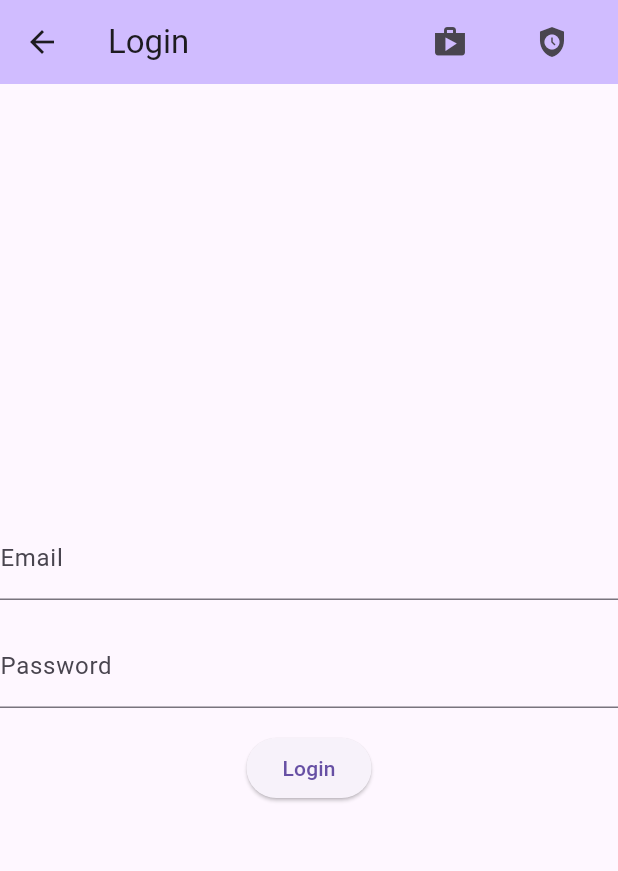
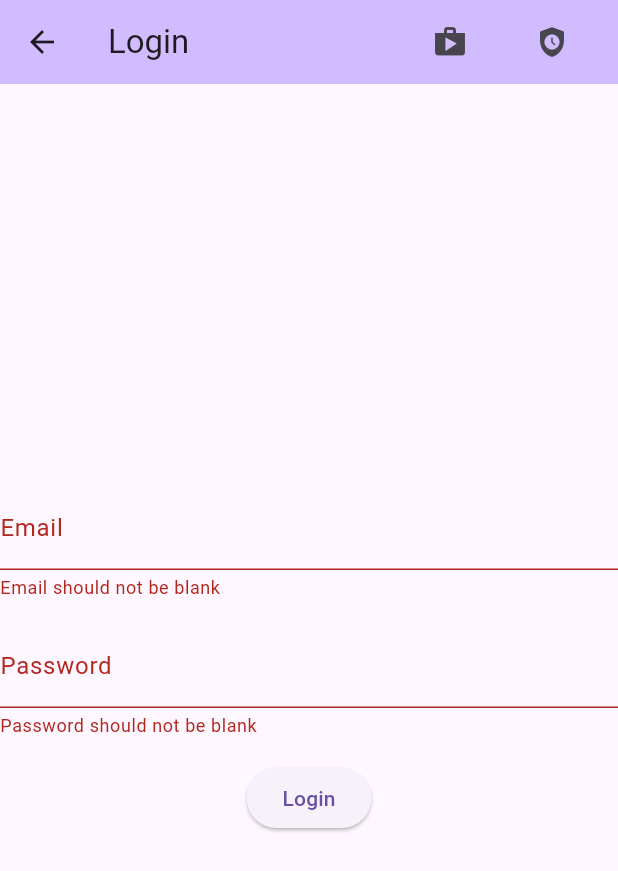
Before and after one commit to vidocg/flutter_app, a Flutter app: the LoginScreen screen opened by its route, after a tap on "Login", on a phone screen of 412 x 824 dp. Shown: the top 871 px of the screen. Run offline on Flutter 3.47's test engine with Material 3 defaults, Android fonts, the phone set to English and light mode, and no system bars; our stand-ins replace dio, equatable, flutter_bloc, flutter_secure_storage, go_router; accounts and stored records are empty.

```diff
--- /dev/null
+++ b/lib/http/auth/auth_api_client.dart
@@ -0,0 +1,36 @@
+import 'dart:convert';
+
+import 'package:dio/dio.dart';
+import 'package:flutter/foundation.dart';
+import 'package:flutter_app/http/auth/auth_api_model.dart';
+import 'package:flutter_app/http/dio_provider.dart';
+import 'package:flutter_app/storage/secure_storage.dart';
+
+class AuthApiClient {
+  static final AuthApiClient _singleton = AuthApiClient._internal();
+  SecureStorage secureStorage = SecureStorage();
+
+  factory AuthApiClient() {
+    return _singleton;
+  }
+
+  AuthApiClient._internal();
+
+  final Dio _dio = DioProvider.getDio();
+
+  Future<AuthApiResponse> login(AuthApiRequest request) async {
+    final response = await _dio.post('/token', data: request.toJson());
+
+    if (response.statusCode != 200) {
+      // [2]
+      throw Exception('Failed to create post ${response.data.toString()}');
+    }
+
+    debugPrint("response: ${response.data.toString()}");
+    var jsonDecodeResponse = jsonDecode(response.data);
+    final parsedResponse = AuthApiResponse.fromJson(jsonDecodeResponse);
+    secureStorage.putJwt(parsedResponse.jwt);
+
+    return parsedResponse;
+  }
+}
--- /dev/null
+++ b/lib/http/auth/auth_api_model.dart
@@ -0,0 +1,31 @@
+import 'package:json_annotation/json_annotation.dart';
+
+part 'auth_api_model.g.dart';
+
+@JsonSerializable()
+class AuthApiRequest {
+  AuthApiRequest(this.password, this.email);
+  @JsonKey(name: 'Password')
+  String password;
+  @JsonKey(name: 'Email')
+  String email;
+
+  factory AuthApiRequest.fromJson(Map<String, dynamic> json) =>
+      _$AuthApiRequestFromJson(json);
+
+  Map<String, dynamic> toJson() => _$AuthApiRequestToJson(this);
+}
+
+@JsonSerializable()
+class AuthApiResponse {
+  AuthApiResponse(this.jwt, this.refresh);
+  @JsonKey(name: 'Refresh')
+  String refresh;
+  @JsonKey(name: 'Jwt')
+  String jwt;
+
+  factory AuthApiResponse.fromJson(Map<String, dynamic> json) =>
+      _$AuthApiResponseFromJson(json);
+
+  Map<String, dynamic> toJson() => _$AuthApiResponseToJson(this);
+}
--- a/lib/routes/router.dart
+++ b/lib/routes/router.dart
@@ -1,5 +1,5 @@
 import 'package:flutter_app/screen/homepage.dart';
-import 'package:flutter_app/screen/login.dart';
+import 'package:flutter_app/screen/login/login_screen.dart';
 import 'package:go_router/go_router.dart';
 import 'package:flutter/widgets.dart';
 
--- a/lib/screen/login.dart
+++ /dev/null
@@ -1,39 +0,0 @@
-import 'package:flutter/material.dart';
-import 'package:flutter_app/screen/appbar.dart';
-
-class LoginScreen extends StatelessWidget {
-  const LoginScreen({Key? key}) : super(key: key);
-
-  static const String title = 'Login';
-
-  @override
-  Widget build(BuildContext context) {
-    return Scaffold(
-      appBar: getAppBar(context, title),
-      body: Center(
-        child: Column(
-          mainAxisAlignment: MainAxisAlignment.center,
-          children: [
-            const TextField(
-              decoration: InputDecoration(
-                labelText: 'Email',
-              ),
-            ),
-            const SizedBox(height: 16),
-            const TextField(
-              obscureText: true,
-              decoration: InputDecoration(
-                labelText: 'Password',
-              ),
-            ),
-            const SizedBox(height: 16),
-            ElevatedButton(
-              onPressed: () {},
-              child: const Text('Login'),
-            ),
-          ],
-        ),
-      ),
-    );
-  }
-}
--- /dev/null
+++ b/lib/screen/login/login_bloc.dart
@@ -0,0 +1,25 @@
+import 'package:equatable/equatable.dart';
+import 'package:flutter/foundation.dart';
+import 'package:flutter_app/http/auth/auth_api_client.dart';
+import 'package:flutter_app/http/auth/auth_api_model.dart';
+import 'package:flutter_bloc/flutter_bloc.dart';
+
+part 'login_event.dart';
+part 'login_state.dart';
+
+class LoginBloc extends Bloc<LoginEvent, LoginState> {
+  AuthApiClient authApiClient = AuthApiClient();
+
+  LoginBloc() : super(LoginInitial()) {
+    on<LoginButtonPressed>((event, emit) async {
+      emit(LoginLoading());
+      try {
+        await authApiClient.login(AuthApiRequest(event.password, event.email));
+        emit(LoginSuccess());
+      } catch (error) {
+        debugPrint(error.toString());
+        emit(LoginFailure(error: error.toString()));
+      }
+    });
+  }
+}
--- /dev/null
+++ b/lib/screen/login/login_event.dart
@@ -0,0 +1,21 @@
+part of 'login_bloc.dart';
+
+abstract class LoginEvent extends Equatable {
+  const LoginEvent();
+
+  @override
+  List<Object> get props => [];
+}
+
+class LoginButtonPressed extends LoginEvent {
+  final String email;
+  final String password;
+
+  const LoginButtonPressed({required this.email, required this.password});
+
+  @override
+  List<Object> get props => [email, password];
+
+  @override
+  String toString() => 'LoginButtonPressed { email: $email, password: $password }';
+}
--- /dev/null
+++ b/lib/screen/login/login_screen.dart
@@ -0,0 +1,87 @@
+import 'package:flutter/material.dart';
+import 'package:flutter_app/screen/appbar.dart';
+import 'package:flutter_app/screen/login/login_bloc.dart';
+import 'package:flutter_app/validators/validator.dart';
+import 'package:flutter_bloc/flutter_bloc.dart';
+
+class LoginScreen extends StatefulWidget {
+  const LoginScreen({super.key});
+
+  @override
+  LoginScreenState createState() => LoginScreenState();
+}
+
+class LoginScreenState extends State<LoginScreen> {
+  final TextEditingController _emailController = TextEditingController();
+  final TextEditingController _passController = TextEditingController();
+  final _formKey = GlobalKey<FormState>();
+
+  static const String title = 'Login';
+  @override
+  void dispose() {
+    _emailController.dispose();
+    _passController.dispose();
+    super.dispose();
+  }
+
+  @override
+  Widget build(BuildContext context) {
+    final loginBloc = BlocProvider.of<LoginBloc>(context);
+    return Scaffold(
+        appBar: getAppBar(context, title),
+        body: BlocListener<LoginBloc, LoginState>(listener: (context, state) {
+          if (state is LoginFailure) {
+            ScaffoldMessenger.of(context)
+              ..hideCurrentSnackBar()
+              ..showSnackBar(SnackBar(
+                content: Text(state.error),
+                duration: const Duration(seconds: 3),
+              ));
+          }
+        }, child: BlocBuilder<LoginBloc, LoginState>(builder: (context, state) {
+          return Form(
+              key: _formKey,
+              child: Center(
+                child: Column(
+                  mainAxisAlignment: MainAxisAlignment.center,
+                  children: [
+                    TextFormField(
+                      controller: _emailController,
+                      validator: (value) => Validator.email(value),
+                      decoration: const InputDecoration(
+                          labelText: 'Email', hintText: "Enter your email"),
+                    ),
+                    const SizedBox(height: 16),
+                    TextFormField(
+                      obscureText: true,
+                      controller: _passController,
+                      validator: (value) => Validator.password(value),
+                      decoration: const InputDecoration(
+                        labelText: 'Password',
+                        hintText: "Enter your password",
+                      ),
+                    ),
+                    const SizedBox(height: 16),
+                    ElevatedButton(
+                      onPressed: state is! LoginLoading
+                          ? () {
+                              if (_formKey.currentState!.validate()) {
+                                loginBloc.add(
+                                  LoginButtonPressed(
+                                    email: _emailController.text,
+                                    password: _passController.text,
+                                  ),
+                                );
+                              }
+                            }
+                          : null,
+                      child: state is LoginLoading
+                          ? const Text("loading")
+                          : const Text("Login"),
+                    ),
+                  ],
+                ),
+              ));
+        })));
+  }
+}
--- /dev/null
+++ b/lib/screen/login/login_state.dart
@@ -0,0 +1,28 @@
+
+part of 'login_bloc.dart';
+
+
+abstract class LoginState extends Equatable {
+  const LoginState();
+
+  @override
+  List<Object> get props => [];
+}
+
+class LoginInitial extends LoginState {}
+
+class LoginLoading extends LoginState {}
+
+class LoginSuccess extends LoginState {}
+
+class LoginFailure extends LoginState {
+  final String error;
+
+  const LoginFailure({required this.error});
+
+  @override
+  List<Object> get props => [error];
+
+  @override
+  String toString() => 'LoginFailure { error: $error }';
+}
--- /dev/null
+++ b/lib/validators/validator.dart
@@ -0,0 +1,11 @@
+class Validator {
+  static password(String? value) {
+    bool isValid = value != null && value.isNotEmpty;
+    return isValid ? null : "Password should not be blank";
+  }
+
+  static email(String? value) {
+    bool isValid = value != null && value.isNotEmpty;
+    return isValid ? null : "Email should not be blank";
+  }
+}
--- a/pubspec.yaml
+++ b/pubspec.yaml
@@ -40,6 +40,9 @@ dependencies:
   json_annotation: ^4.9.0
   dio: ^5.7.0
   hive_generator: ^2.0.1
+  flutter_secure_storage: 9.2.2
+  flutter_bloc: ^8.1.6
+  equatable: ^2.0.5
 
 dev_dependencies:
   flutter_test:
@@ -50,7 +53,7 @@ dev_dependencies:
   # activated in the `analysis_options.yaml` file located at the root of your
   # package. See that file for information about deactivating specific lint
   # rules and activating additional ones.
-  flutter_lints: ^2.0.0
+  flutter_lints: ^5.0.0
   build_runner: ^2.4.9
   json_serializable: ^6.8.0
 
```
Also changed, not shown: lib/http/dio_provider.dart (added, +46 -0 lines), lib/http/subscription/Test.dart (deleted, +0 -17 lines), lib/http/subscription/subscription_client.dart (+7 -6 lines), lib/main.dart (+9 -1 lines), lib/storage/secure_storage.dart (added, +42 -0 lines), lib/http/auth/auth_api_model.g.dart (added), lib/http/subscription/subscription_model.g.dart (added), pubspec.lock, 1 other file.
